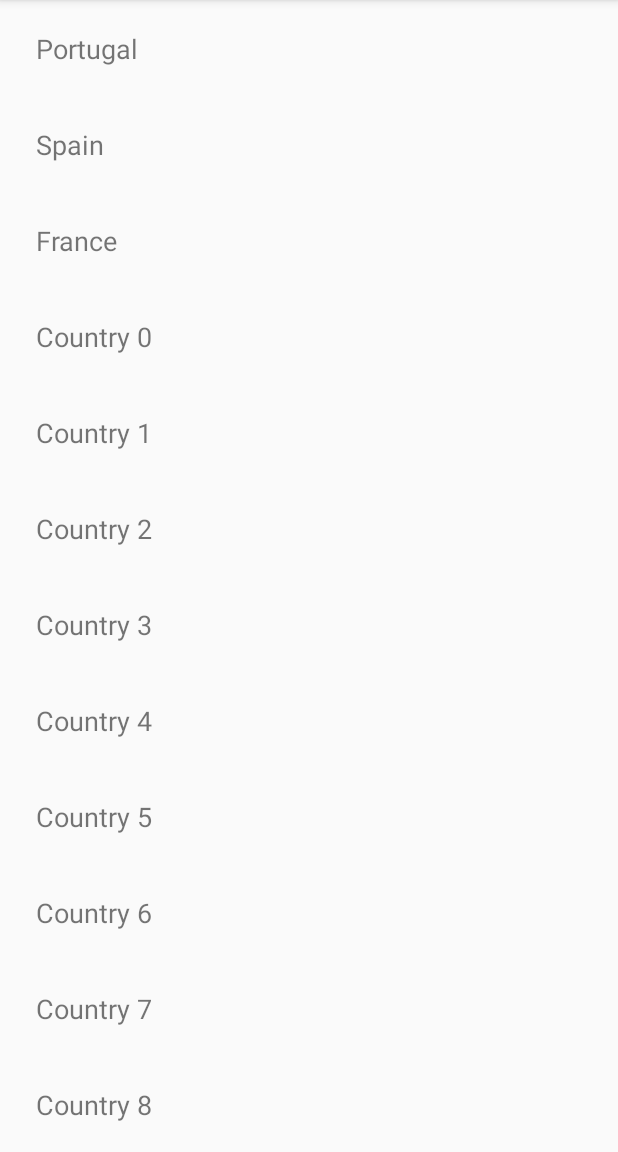
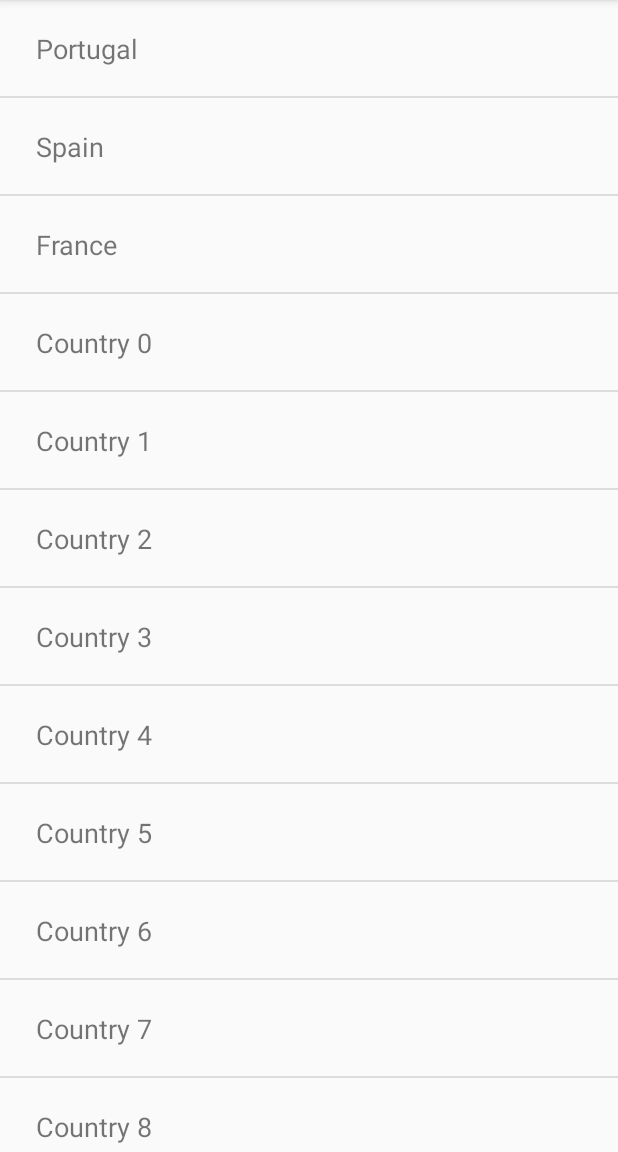
Before and after one commit to Wilhelman/CountryList, an Android app: the screen it shows after launch (CountryListActivity), on a phone screen of 412 x 824 dp, the part 84-1236 px from its top. Run offline under Robolectric (Android 15) with nearby library versions, the phone set to English and light mode, and no system bars.

```diff
--- a/app/src/main/java/com/example/guillermogs2/countrylist/CountryListActivity.java
+++ b/app/src/main/java/com/example/guillermogs2/countrylist/CountryListActivity.java
@@ -2,6 +2,7 @@ package com.example.guillermogs2.countrylist;
 
 import android.support.v7.app.AppCompatActivity;
 import android.os.Bundle;
+import android.support.v7.widget.DividerItemDecoration;
 import android.support.v7.widget.LinearLayoutManager;
 import android.support.v7.widget.RecyclerView;
 
@@ -31,7 +32,8 @@ public class CountryListActivity extends AppCompatActivity {
         country_list_view.setLayoutManager(new LinearLayoutManager(this));
 
         adapter = new CountryListAdapter(this,countries);
+        country_list_view.setAdapter(adapter);
 
-        country_list_view.setAdapter(adapter);
+        country_list_view.addItemDecoration(new DividerItemDecoration(this,DividerItemDecoration.VERTICAL));
     }
 }
--- a/app/src/main/res/layout/activity_country_list.xml
+++ b/app/src/main/res/layout/activity_country_list.xml
@@ -13,5 +13,7 @@
         app:layout_constraintBottom_toBottomOf="parent"
         app:layout_constraintEnd_toEndOf="parent"
         app:layout_constraintStart_toStartOf="parent"
-        app:layout_constraintTop_toTopOf="parent" />
+        app:layout_constraintTop_toTopOf="parent"
+        android:scrollbars="vertical"
+        />
 </android.support.constraint.ConstraintLayout>
--- a/app/src/main/res/layout/item_view.xml
+++ b/app/src/main/res/layout/item_view.xml
@@ -4,7 +4,10 @@
     xmlns:app="http://schemas.android.com/apk/res-auto"
     xmlns:tools="http://schemas.android.com/tools"
     android:layout_width="match_parent"
-    android:layout_height="?android:listPreferredItemHeight">
+    android:layout_height="?android:listPreferredItemHeight"
+    android:background="?android:attr/selectableItemBackground"
+    android:clickable="true"
+    android:focusable="true">
 
     <TextView
         android:id="@+id/country_view"
```
